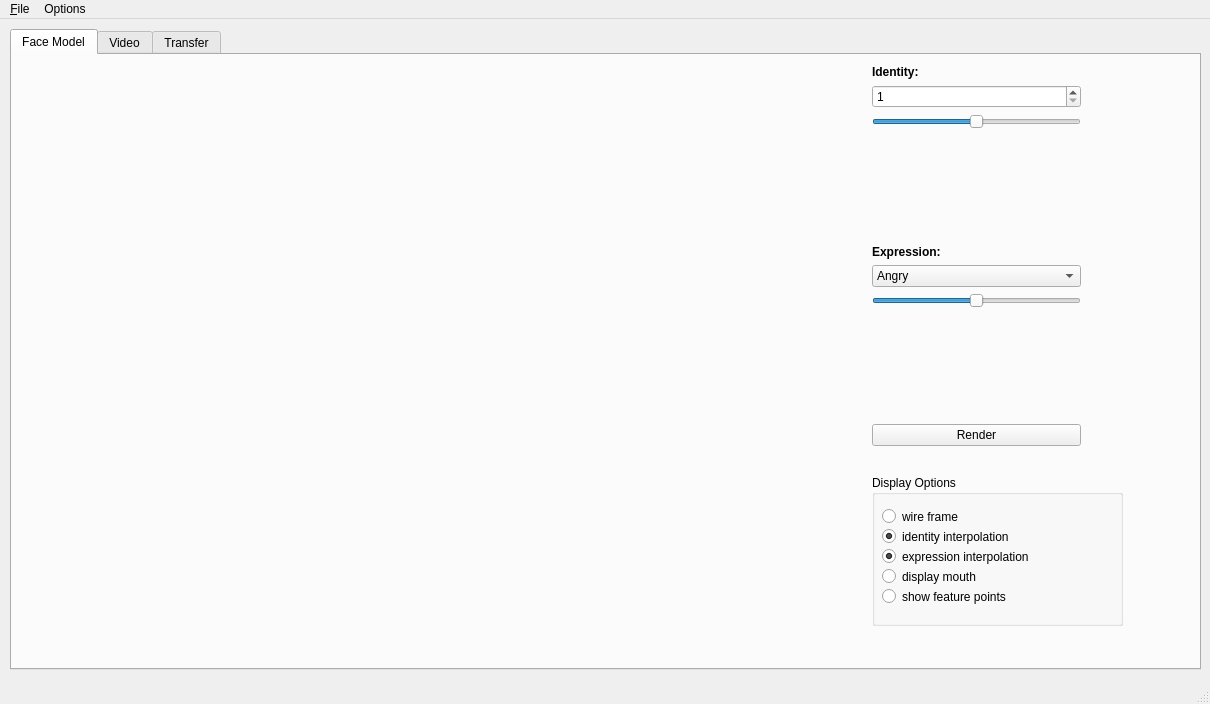
Before: the Qt Designer form qt_gl/view/applform.ui in dem42/exp_tran, drawn with Qt 5.
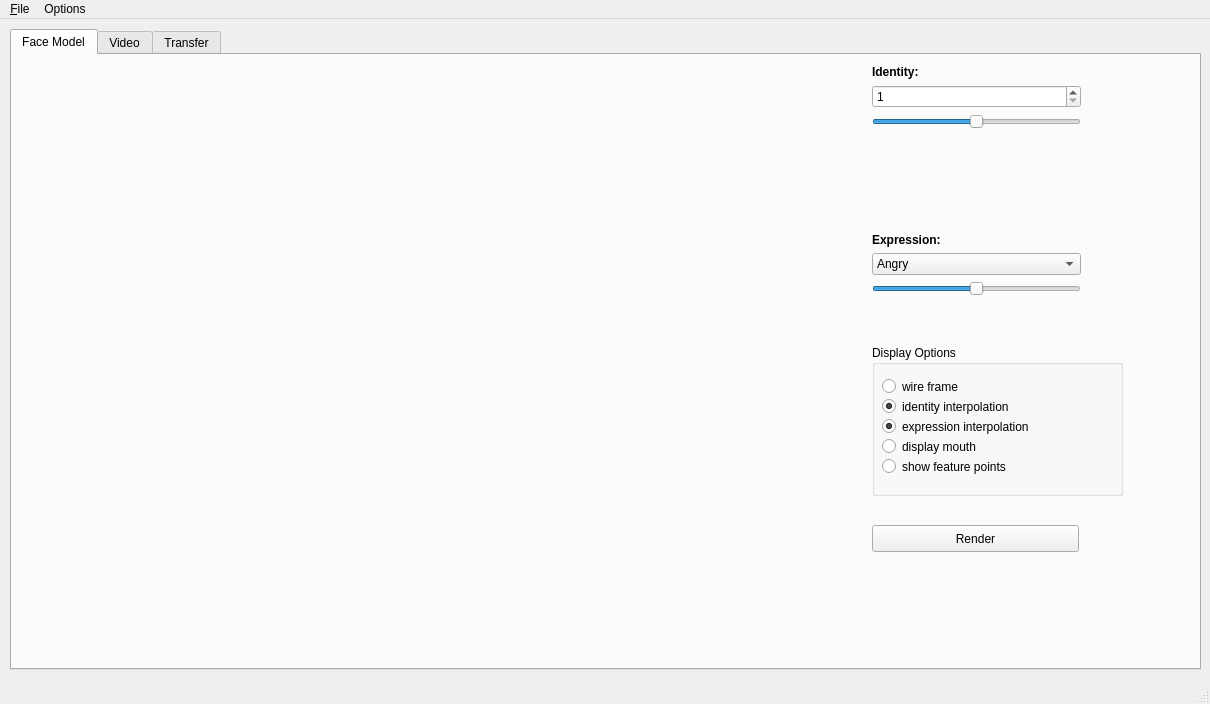
After: the same form once the commit is applied.

The edit to the form file:
```diff
--- a/qt_gl/view/applform.ui
+++ b/qt_gl/view/applform.ui
@@ -50,7 +50,7 @@
         <x>860</x>
         <y>10</y>
         <width>209</width>
-        <height>381</height>
+        <height>231</height>
        </rect>
       </property>
       <layout class="QVBoxLayout" name="verticalLayout_2">
@@ -174,33 +174,13 @@
          </property>
         </widget>
        </item>
-       <item>
-        <spacer name="verticalSpacer">
-         <property name="orientation">
-          <enum>Qt::Vertical</enum>
-         </property>
-         <property name="sizeHint" stdset="0">
-          <size>
-           <width>20</width>
-           <height>40</height>
-          </size>
-         </property>
-        </spacer>
-       </item>
-       <item>
-        <widget class="QPushButton" name="renderButton">
-         <property name="text">
-          <string>Render</string>
-         </property>
-        </widget>
-       </item>
       </layout>
      </widget>
      <widget class="QGroupBox" name="optionsBox">
       <property name="geometry">
        <rect>
         <x>860</x>
-        <y>420</y>
+        <y>290</y>
         <width>251</width>
         <height>151</height>
        </rect>
@@ -295,6 +275,19 @@
        </property>
       </widget>
      </widget>
+     <widget class="QPushButton" name="renderButton">
+      <property name="geometry">
+       <rect>
+        <x>860</x>
+        <y>470</y>
+        <width>207</width>
+        <height>27</height>
+       </rect>
+      </property>
+      <property name="text">
+       <string>Render</string>
+      </property>
+     </widget>
     </widget>
     <widget class="QWidget" name="videoTab">
      <attribute name="title">
```
Left out of the diff: 15 changed lines with no effect on the pictures.
